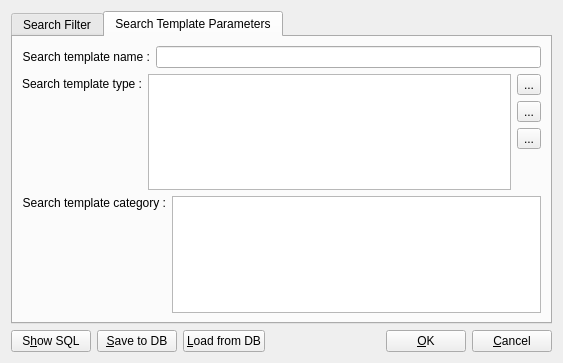
Above: ddocclient/kksgui/ui/kkssearch_template_form.ui from YuriyRusinov/reper before the change. Below: the same form after it.
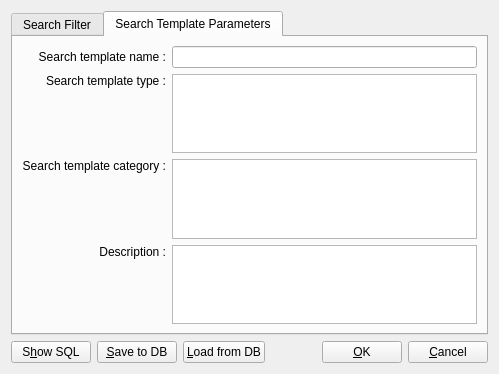
That is the form after the change. The open tabs and pages were chosen to show the change.

Commit message: Add/Edit search templates were saved.

What changed in the file:
```diff
--- a/ddocclient/kksgui/ui/kkssearch_template_form.ui
+++ b/ddocclient/kksgui/ui/kkssearch_template_form.ui
@@ -6,8 +6,8 @@
    <rect>
     <x>0</x>
     <y>0</y>
-    <width>563</width>
-    <height>362</height>
+    <width>499</width>
+    <height>374</height>
    </rect>
   </property>
   <property name="windowTitle">
@@ -162,109 +162,58 @@
       </attribute>
       <layout class="QGridLayout" name="gridLayout_2">
        <item row="0" column="0">
-        <widget class="QLabel" name="lSearchTemplateName">
-         <property name="text">
-          <string>&lt;html&gt;&lt;head/&gt;&lt;body&gt;&lt;p&gt;Search template name :&lt;/p&gt;&lt;/body&gt;&lt;/html&gt;</string>
-         </property>
-         <property name="alignment">
-          <set>Qt::AlignRight|Qt::AlignTrailing|Qt::AlignVCenter</set>
-         </property>
-        </widget>
-       </item>
-       <item row="0" column="1">
-        <widget class="QLineEdit" name="lESearchTemplateName"/>
-       </item>
-       <item row="1" column="0" colspan="2">
         <layout class="QGridLayout" name="gridLayout">
          <item row="0" column="0">
+          <widget class="QLabel" name="lSearchTemplateName">
+           <property name="text">
+            <string>&lt;html&gt;&lt;head/&gt;&lt;body&gt;&lt;p&gt;Search template name :&lt;/p&gt;&lt;/body&gt;&lt;/html&gt;</string>
+           </property>
+           <property name="alignment">
+            <set>Qt::AlignRight|Qt::AlignTrailing|Qt::AlignVCenter</set>
+           </property>
+          </widget>
+         </item>
+         <item row="0" column="1">
+          <widget class="QLineEdit" name="lESearchTemplateName"/>
+         </item>
+         <item row="1" column="0">
           <widget class="QLabel" name="lSearchTemplateType">
            <property name="text">
             <string>&lt;html&gt;&lt;head/&gt;&lt;body&gt;&lt;p&gt;Search template type :&lt;/p&gt;&lt;/body&gt;&lt;/html&gt;</string>
            </property>
            <property name="alignment">
-            <set>Qt::AlignRight|Qt::AlignTrailing|Qt::AlignVCenter</set>
+            <set>Qt::AlignRight|Qt::AlignTop|Qt::AlignTrailing</set>
            </property>
           </widget>
          </item>
-         <item row="0" column="1" rowspan="4">
+         <item row="1" column="1">
           <widget class="QTreeView" name="tvSearchTemplateTypes"/>
          </item>
-         <item row="0" column="2">
-          <widget class="QToolButton" name="tbAddSearchTemlateType">
-           <property name="text">
-            <string>...</string>
-           </property>
-          </widget>
-         </item>
-         <item row="1" column="0" rowspan="2">
-          <spacer name="verticalSpacerType">
-           <property name="orientation">
-            <enum>Qt::Vertical</enum>
-           </property>
-           <property name="sizeHint" stdset="0">
-            <size>
-             <width>20</width>
-             <height>40</height>
-            </size>
-           </property>
-          </spacer>
-         </item>
-         <item row="1" column="2">
-          <widget class="QToolButton" name="tbEditSearchTemlateType">
-           <property name="text">
-            <string>...</string>
-           </property>
-          </widget>
-         </item>
-         <item row="2" column="2">
-          <widget class="QToolButton" name="tbDelSearchTemlateType">
-           <property name="text">
-            <string>...</string>
-           </property>
-          </widget>
-         </item>
-         <item row="3" column="2">
-          <spacer name="verticalSpacerButtonsType">
-           <property name="orientation">
-            <enum>Qt::Vertical</enum>
-           </property>
-           <property name="sizeHint" stdset="0">
-            <size>
-             <width>20</width>
-             <height>40</height>
-            </size>
-           </property>
-          </spacer>
-         </item>
-        </layout>
-       </item>
-       <item row="2" column="0" colspan="2">
-        <layout class="QGridLayout" name="gridSearchTemplateCategoryLay">
-         <item row="0" column="0">
+         <item row="2" column="0">
           <widget class="QLabel" name="lSearchTemplateCategory">
            <property name="text">
             <string>Search template category :</string>
            </property>
            <property name="alignment">
-            <set>Qt::AlignRight|Qt::AlignTrailing|Qt::AlignVCenter</set>
+            <set>Qt::AlignRight|Qt::AlignTop|Qt::AlignTrailing</set>
            </property>
           </widget>
          </item>
-         <item row="0" column="1" rowspan="2">
+         <item row="2" column="1">
           <widget class="QTreeView" name="tvSearchTemplateCategory"/>
          </item>
-         <item row="1" column="0">
-          <spacer name="verticalSpacerCategory">
-           <property name="orientation">
-            <enum>Qt::Vertical</enum>
+         <item row="3" column="0">
+          <widget class="QLabel" name="lDescription">
+           <property name="text">
+            <string>&lt;html&gt;&lt;head/&gt;&lt;body&gt;&lt;p&gt;Description :&lt;/p&gt;&lt;/body&gt;&lt;/html&gt;</string>
            </property>
-           <property name="sizeHint" stdset="0">
-            <size>
-             <width>20</width>
-             <height>40</height>
-            </size>
+           <property name="alignment">
+            <set>Qt::AlignRight|Qt::AlignTop|Qt::AlignTrailing</set>
            </property>
-          </spacer>
+          </widget>
+         </item>
+         <item row="3" column="1">
+          <widget class="QTextEdit" name="tEDesc"/>
          </item>
         </layout>
        </item>
```
The commit also changes 5 other files.
